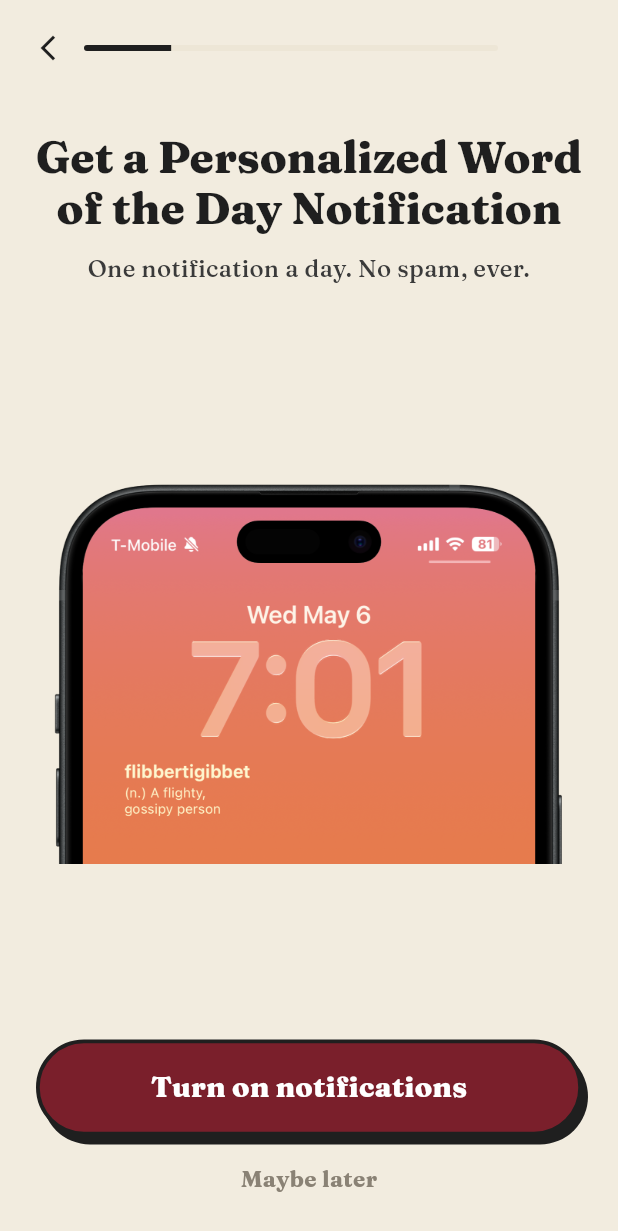
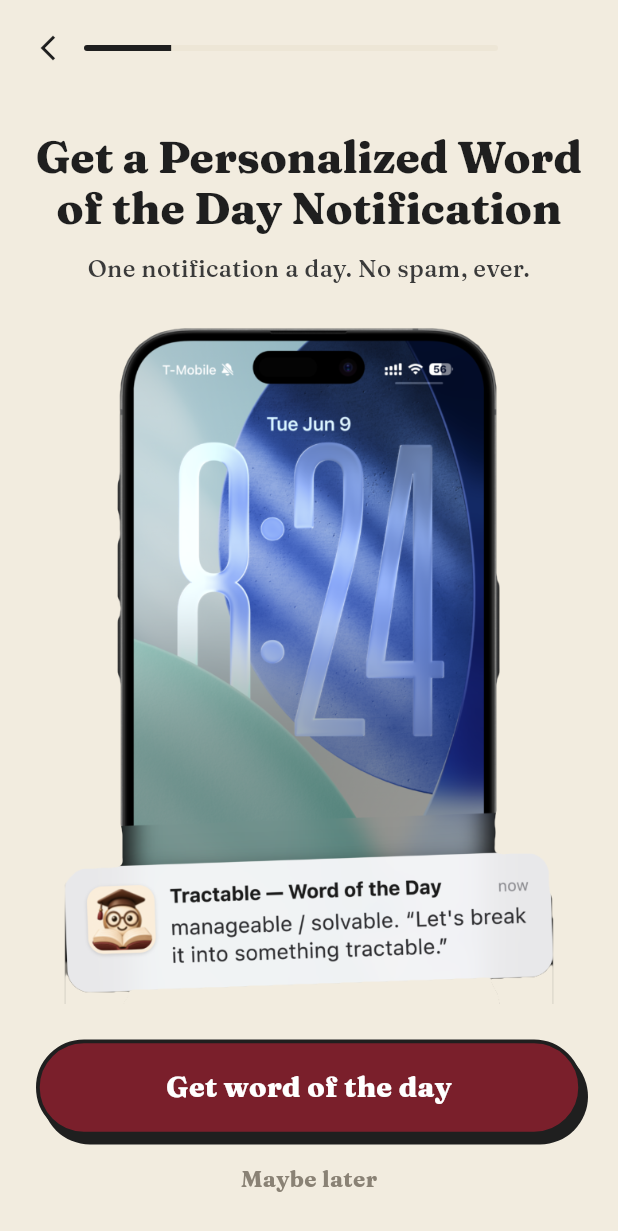
Before and after one commit to gdroel/vocabgenius, a Flutter app: the screen it shows after launch, swiped to page 4, on a phone screen of 412 x 824 dp. Shown: the top 1231 px of the screen. Run offline on Flutter 3.47's test engine with Material 3 defaults, Android fonts, the phone set to English and light mode, and no system bars; our stand-ins replace flutter_local_notifications, google_fonts, shared_preferences, timezone; missing offline and left inert: facebook_app_events, posthog_flutter, purchases_flutter, purchases_ui_flutter; network calls fail.

Commit message:
Word-of-day onboarding: use wordoftheday.png and "Get word of the day" CTA
Co-Authored-By: Claude Opus 4.8 (1M context) <noreply@anthropic.com>

```diff
--- a/lib/onboarding/screens/screens.dart
+++ b/lib/onboarding/screens/screens.dart
@@ -730,14 +730,14 @@ class _Step04cWordOfDayNotificationState
             Expanded(
               child: Center(
                 child: Image.asset(
-                  'assets/lockscreen.png',
+                  'assets/wordoftheday.png',
                   fit: BoxFit.contain,
                 ),
               ),
             ),
             const SizedBox(height: 16),
             PrimaryButton(
-              label: _busy ? 'Turning on…' : 'Turn on notifications',
+              label: _busy ? 'Turning on…' : 'Get word of the day',
               onPressed: _busy ? null : _enable,
               enabled: !_busy,
             ),
--- a/pubspec.yaml
+++ b/pubspec.yaml
@@ -71,6 +71,7 @@ flutter:
     - assets/hero-image.png
     - assets/personalizedplan.png
     - assets/lockscreen.png
+    - assets/wordoftheday.png
 
   # To add assets to your application, add an assets section, like this:
   # assets:
```
Also changed, not shown: assets/wordoftheday.png (added).
